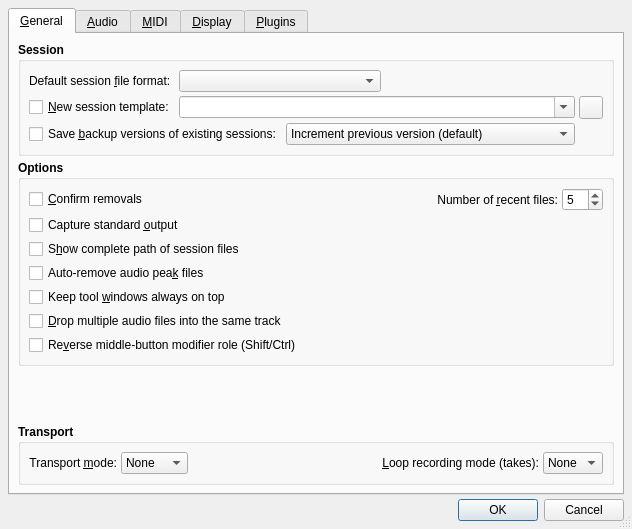
First picture: the form in src/qtractorOptionsForm.ui, repository rncbc/qtractor, before the edit.
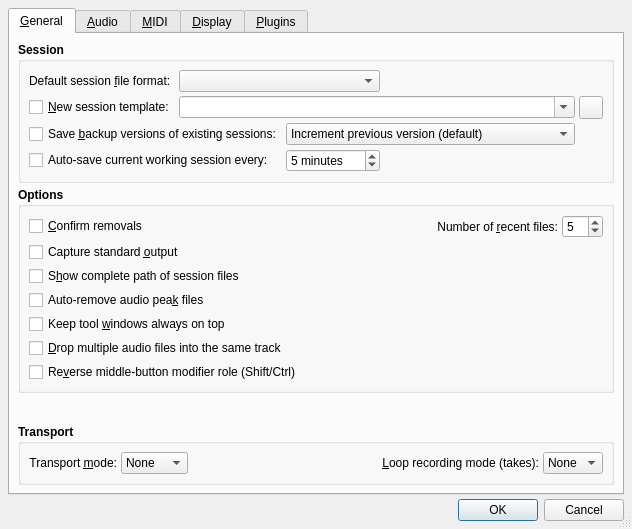
Second picture: the form after the edit. Icons and pictures are not drawn.

Commit message: - Sesssion auto-save/crash-recovery support is sneaking in...   (HIGHLY EXPERIMENTAL)

Diff of the .ui file:
```diff
--- a/src/qtractorOptionsForm.ui
+++ b/src/qtractorOptionsForm.ui
@@ -227,6 +227,47 @@
             </item>
            </widget>
           </item>
+		  <item row="3" column="0" colspan="2">
+		   <widget class="QCheckBox" name="SessionAutoSaveCheckBox">
+			<property name="font">
+			 <font>
+			  <weight>50</weight>
+			  <bold>false</bold>
+			 </font>
+			</property>
+			<property name="toolTip">
+			 <string>Whether to enable session auto-save (crash-recovery)</string>
+			</property>
+			<property name="text">
+			 <string>Auto-save current working session every:</string>
+			</property>
+		   </widget>
+		  </item>
+		  <item row="3" column="2">
+		   <widget class="QSpinBox" name="SessionAutoSaveSpinBox">
+			<property name="font">
+			 <font>
+			  <weight>50</weight>
+			  <bold>false</bold>
+			 </font>
+			</property>
+			<property name="toolTip">
+			 <string>Auto-save period (minutes)</string>
+			</property>
+			<property name="suffix">
+			 <string> minutes</string>
+			</property>
+			<property name="minimum">
+			 <number>2</number>
+			</property>
+			<property name="maximum">
+			 <number>120</number>
+			</property>
+			<property name="value">
+			 <number>5</number>
+			</property>
+		   </widget>
+		  </item>
          </layout>
         </widget>
        </item>
```
Left out of the diff: 17 changed lines with no effect on the pictures. The commit also changes 13 other files.
